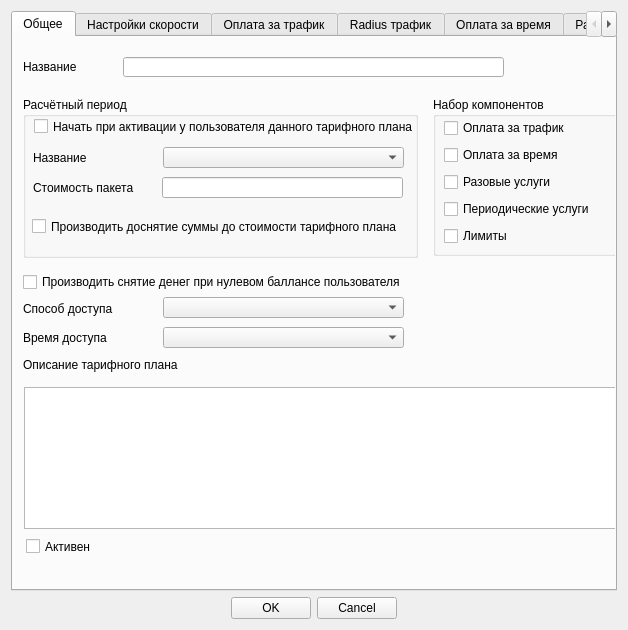
This is mdi/forms/tp_edit.ui in brat002/ExpertBilling as Qt 5 draws it before an edit. The edited form follows.
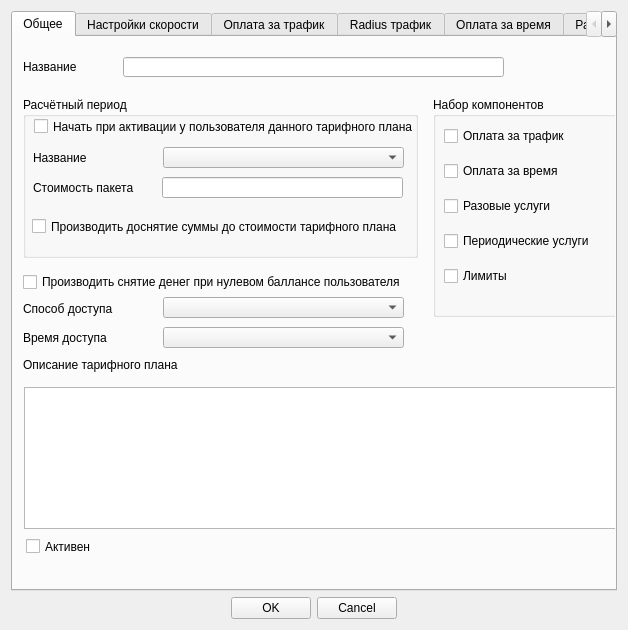
This is the edited form. The open tabs and pages were chosen to show the change.

```diff
--- a/mdi/forms/tp_edit.ui
+++ b/mdi/forms/tp_edit.ui
@@ -16,6 +16,9 @@
   <layout class="QGridLayout" name="gridLayout_2">
    <item row="0" column="0">
     <widget class="QTabWidget" name="tabWidget">
+     <property name="layoutDirection">
+      <enum>Qt::LeftToRight</enum>
+     </property>
      <property name="tabPosition">
       <enum>QTabWidget::North</enum>
      </property>
@@ -28,9 +31,15 @@
      <property name="elideMode">
       <enum>Qt::ElideNone</enum>
      </property>
+     <property name="usesScrollButtons">
+      <bool>true</bool>
+     </property>
      <property name="documentMode">
       <bool>false</bool>
      </property>
+     <property name="movable">
+      <bool>false</bool>
+     </property>
      <widget class="QWidget" name="tab_1">
       <attribute name="title">
        <string>Общее</string>
@@ -250,7 +259,7 @@
          <x>420</x>
          <y>60</y>
          <width>184</width>
-         <height>159</height>
+         <height>220</height>
         </rect>
        </property>
        <property name="title">
@@ -262,7 +271,7 @@
           <x>11</x>
           <y>20</y>
           <width>170</width>
-          <height>131</height>
+          <height>178</height>
          </rect>
         </property>
         <layout class="QVBoxLayout">
```
Left out of the diff: 2 changed lines with no effect on the pictures.
